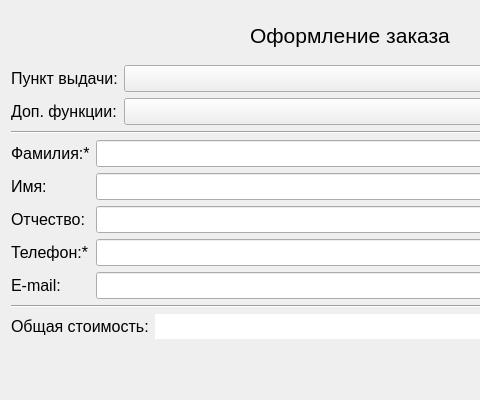
Qt form 3 course/postgres_coursework/Views/CreateOrderForm.ui (Manerton/labs-se) before a commit; both pictures show x 0 to 480 and y 0 to 400 of the 700 by 400 pixel window.
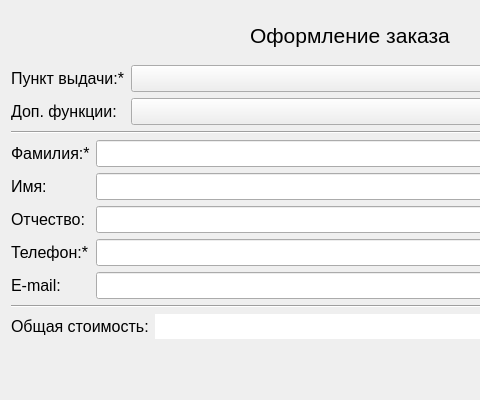
The same form after that commit.

Patch:
```diff
--- a/3 course/postgres_coursework/Views/CreateOrderForm.ui
+++ b/3 course/postgres_coursework/Views/CreateOrderForm.ui
@@ -13,6 +13,12 @@
     <height>400</height>
    </rect>
   </property>
+  <property name="sizePolicy">
+   <sizepolicy hsizetype="Fixed" vsizetype="Fixed">
+    <horstretch>0</horstretch>
+    <verstretch>0</verstretch>
+   </sizepolicy>
+  </property>
   <property name="windowTitle">
    <string>Оформление заказа</string>
   </property>
@@ -89,7 +95,7 @@
         </font>
        </property>
        <property name="text">
-        <string>Пункт выдачи:</string>
+        <string>Пункт выдачи:*</string>
        </property>
       </widget>
      </item>
```
